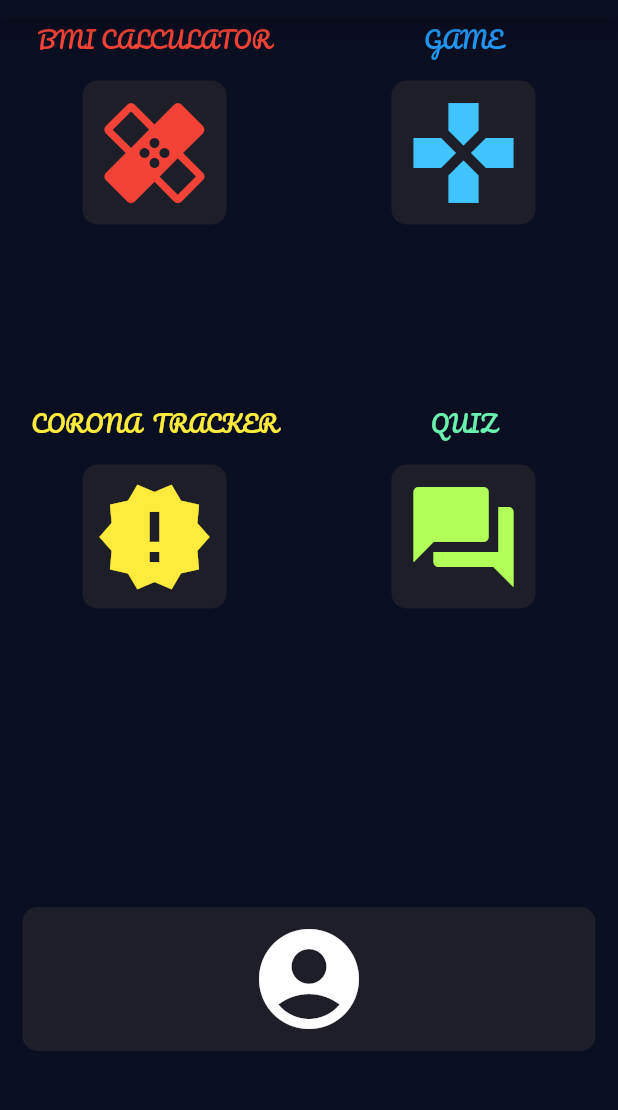
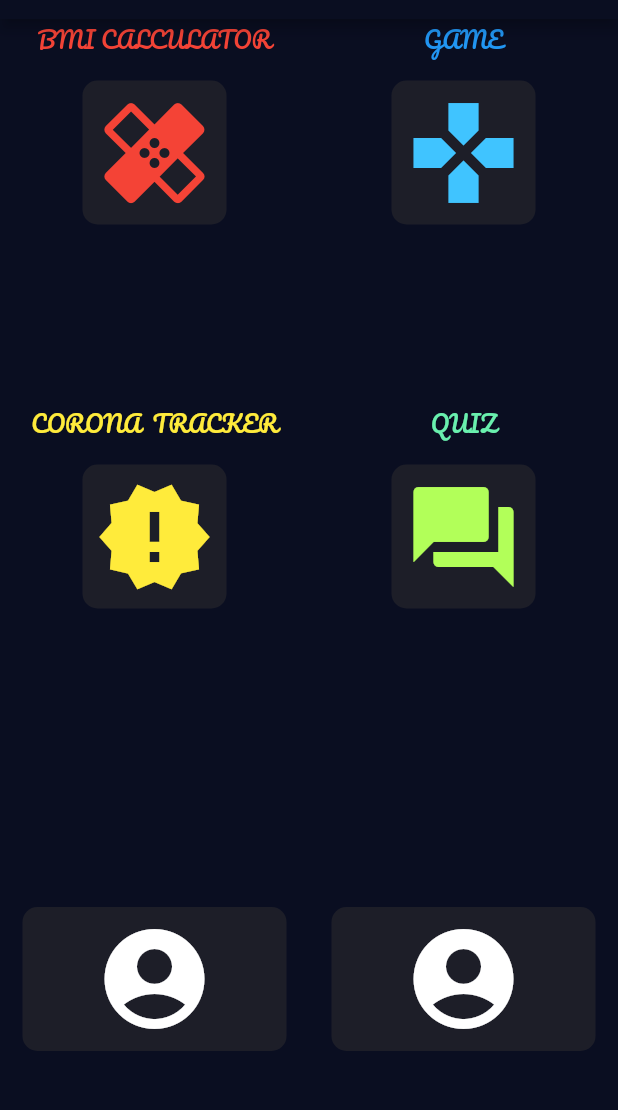
Before and after one commit to simransrivastava01/EcoVille, a Flutter app: the screen it shows after launch, on a phone screen of 412 x 824 dp, the part 65-1175 px from its top. Run offline on Flutter 3.47's test engine with Material 2 defaults, Android fonts, the phone set to English and light mode, and no system bars; our stand-ins replace flutter_spinkit, font_awesome_flutter, rflutter_alert.

Commit message:
added about us section

```diff
--- a/lib/mainPage/input_page.dart
+++ b/lib/mainPage/input_page.dart
@@ -221,6 +221,29 @@ class _InputPageState extends State<InputPage> {
                     ),
                   ),
                 ),
+                Expanded(
+                  child: GestureDetector(
+                    onTap: () {},
+                    child: ReusableCard(
+                      colour: card5,
+                      cardChild: IconButton(
+                        //label: '1',
+                        icon: new Icon(Icons.account_circle),
+                        iconSize: 80,
+                        color: Colors.white,
+                        onPressed: () {
+                          //Navigator.pushNamed(context, RegistrationScreen.id);
+                          //child: SelectionButton();
+                          Navigator.push(
+                            context,
+                            MaterialPageRoute(
+                                builder: (context) => FitnessScreen()),
+                          );
+                        },
+                      ),
+                    ),
+                  ),
+                ),
               ],
             ),
           ),
```
